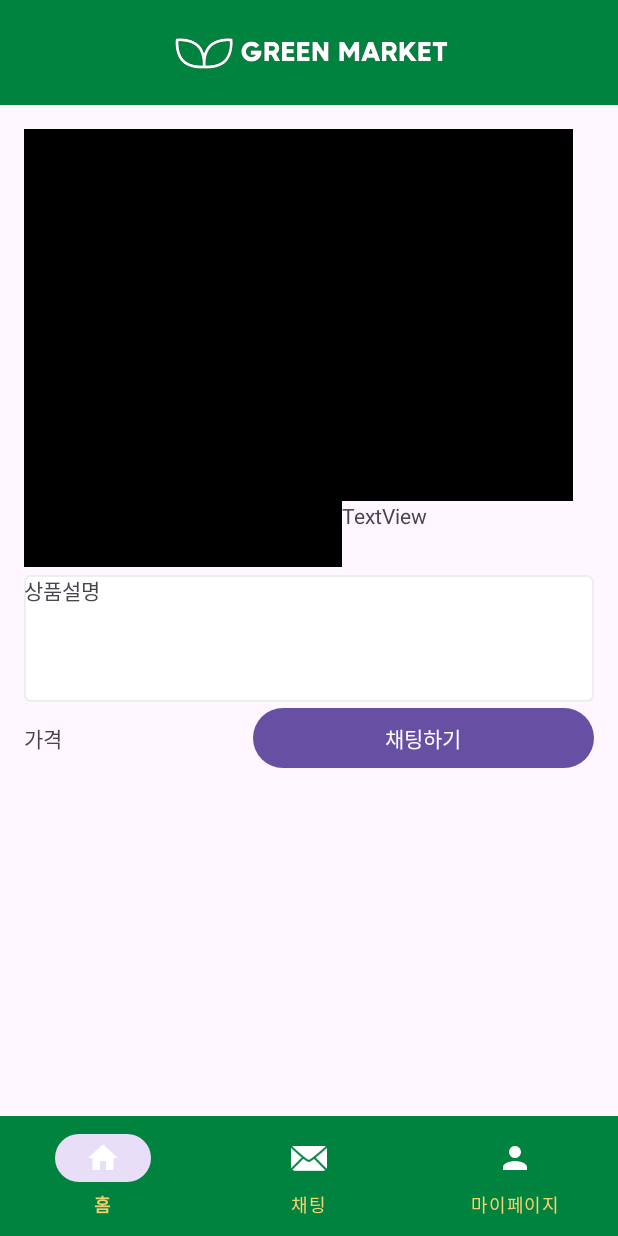
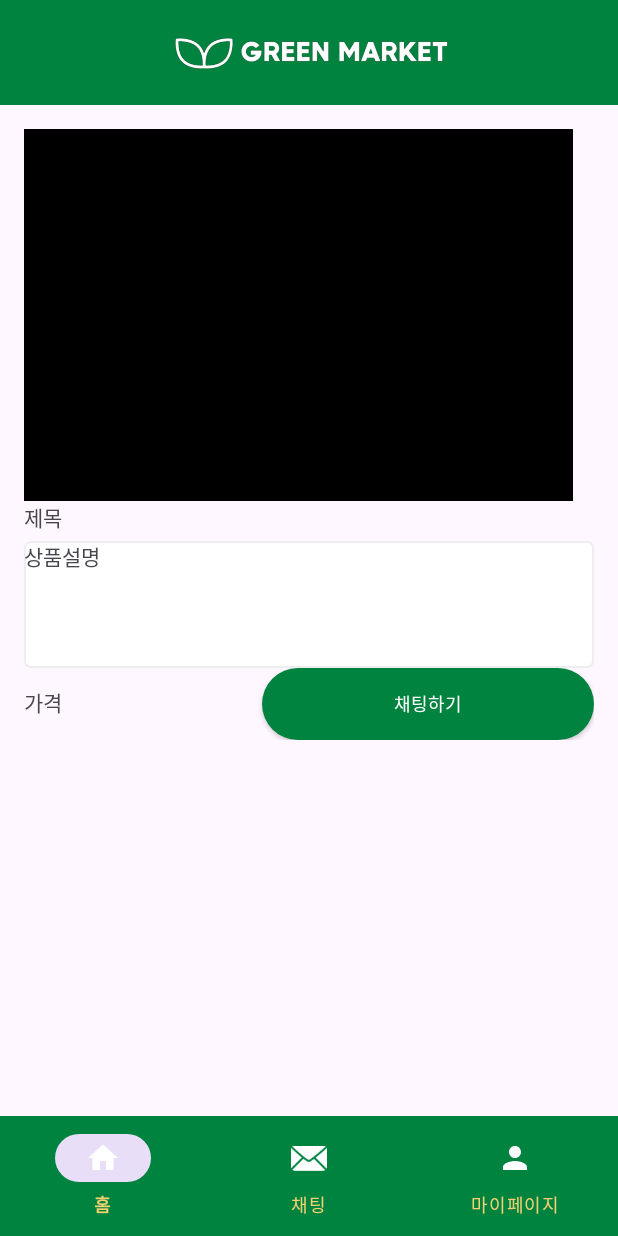
Before and after one commit to ssarisong/Green-Market, an Android app: the layout activity_product_detail.xml on its own in the app's theme, with its tools: preview values and no code run, on a phone screen of 412 x 824 dp. Run offline under Robolectric (Android 15) with nearby library versions, the phone set to English and light mode, and no system bars.

Commit message:
11/16(HomeActivity, ProductAdapter, ProductDetailActivity)

```diff
--- a/app/src/main/AndroidManifest.xml
+++ b/app/src/main/AndroidManifest.xml
@@ -31,5 +31,6 @@
         <activity android:name=".ui.ChatActivity"
             android:windowSoftInputMode="adjustResize"/>
         <activity android:name=".ui.NewPostActivity" />
+        <activity android:name=".ui.ProductDetailActivity" />
     </application>
 </manifest>
--- a/app/src/main/res/layout/activity_product_detail.xml
+++ b/app/src/main/res/layout/activity_product_detail.xml
@@ -43,7 +43,7 @@
 
 
             <ImageView
-                android:id="@+id/imageView4"
+                android:id="@+id/img_main"
                 android:layout_width="366dp"
                 android:layout_height="248dp"
                 tools:srcCompat="@color/black" />
@@ -53,30 +53,23 @@
                 android:layout_height="match_parent"
                 android:orientation="horizontal">
 
-                <ImageView
-                    android:id="@+id/imageView5"
-                    android:layout_width="101dp"
-                    android:layout_height="44dp"
-                    android:layout_weight="1"
-                    android:scaleType="fitXY"
-                    android:src="@color/black" />
-
                 <TextView
-                    android:id="@+id/textView2"
+                    android:id="@+id/tv_title2"
                     android:layout_width="wrap_content"
                     android:layout_height="wrap_content"
                     android:layout_weight="1"
-                    android:text="TextView" />
+                    android:text="제목" />
             </LinearLayout>
 
             <TextView
+                android:id="@+id/tv_product_detail2"
                 android:layout_width="match_parent"
                 android:layout_height="wrap_content"
                 android:layout_marginTop="5dp"
                 android:background="@drawable/edittext_rectangle"
-                android:text="상품설명"
                 android:inputType="textMultiLine"
-                android:lines="5" />
+                android:lines="5"
+                android:text="상품설명" />
 
             <LinearLayout
                 android:layout_width="match_parent"
@@ -84,21 +77,22 @@
                 android:orientation="horizontal" >
 
                 <TextView
-                    android:id="@+id/textView3"
+                    android:id="@+id/tv_price2"
                     android:layout_width="wrap_content"
                     android:layout_height="wrap_content"
                     android:layout_weight="1"
                     android:text="가격" />
 
-                <Button
-                    android:id="@+id/button3"
+                <android.widget.Button
+                    android:id="@+id/btn_chatting"
                     android:layout_width="wrap_content"
                     android:layout_height="wrap_content"
                     android:layout_weight="1"
-                    android:text="채팅하기" />
+                    android:text="채팅하기"
+                    android:background="@drawable/setting_button"
+                    android:textColor="@color/white"
+                    android:textSize="12sp"></android.widget.Button>
             </LinearLayout>
-
-
         </LinearLayout>
     </ScrollView>
 
```
Also changed, not shown: app/src/main/java/kr/ac/hansung/greenmarket/ui/HomeActivity.kt (+19 -0 lines), app/src/main/java/kr/ac/hansung/greenmarket/ui/ProductAdapter.kt (added, +41 -0 lines), app/src/main/java/kr/ac/hansung/greenmarket/ui/ProductDetailActivity.kt (added, +17 -0 lines), app/src/main/res/layout/activity_chat.xml (+8 -8 lines), app/src/main/res/layout/item_product.xml (+5 -6 lines).
